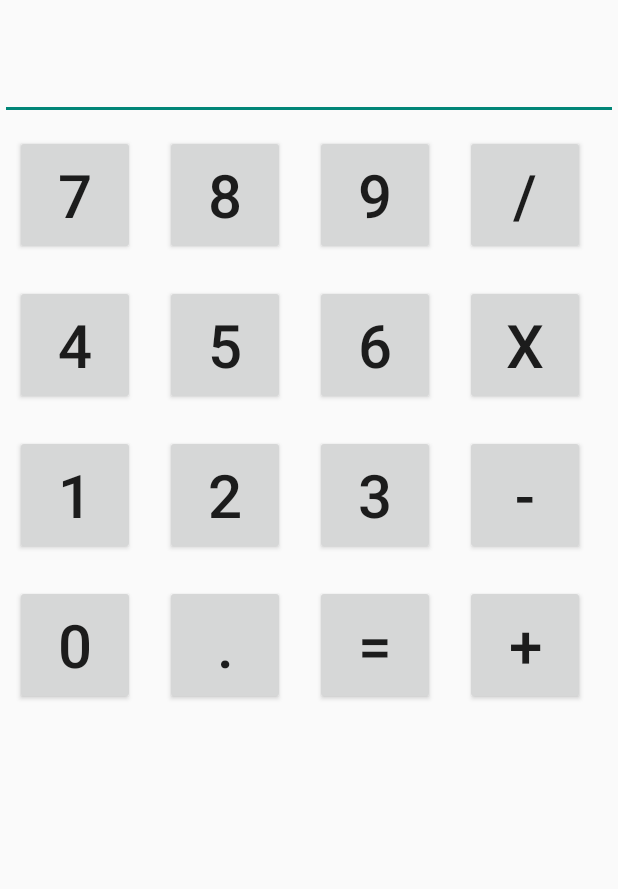
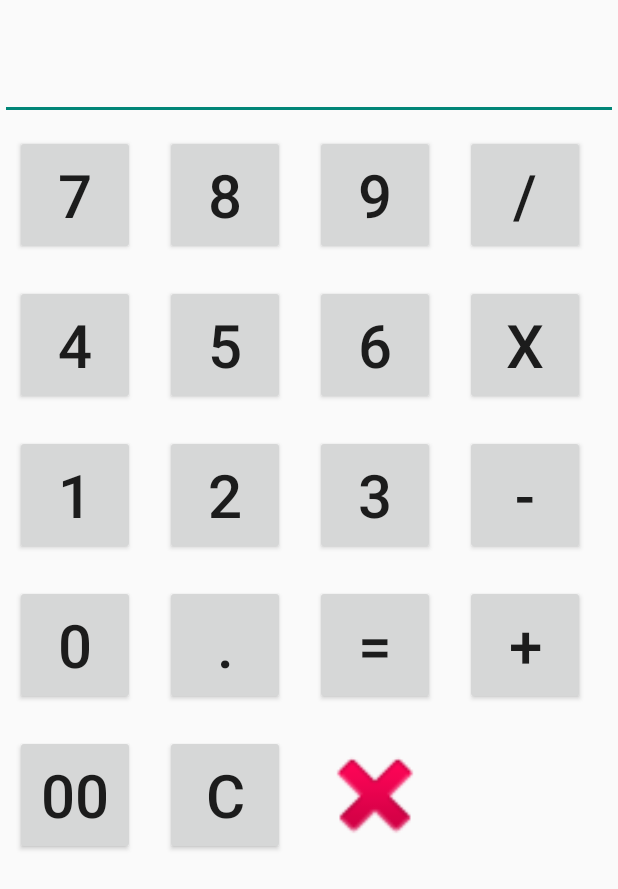
Before and after one commit to vijaylatpate/AMP, an Android app: the Practical_4_3 screen opened directly, with no data from a screen before it, on a phone screen of 412 x 824 dp. Shown: the top 889 px of the screen. Run offline under Robolectric (Android 15) with nearby library versions, the phone set to English and light mode, and no system bars.

Commit message:
Basic Layout Of Application

```diff
--- a/app/src/main/java/com/sbvc/amp2022/Practical_4_3.java
+++ b/app/src/main/java/com/sbvc/amp2022/Practical_4_3.java
@@ -3,6 +3,7 @@ package com.sbvc.amp2022;
 import androidx.appcompat.app.AppCompatActivity;
 
 import android.os.Bundle;
+import android.text.TextUtils;
 import android.view.View;
 import android.widget.Button;
 import android.widget.EditText;
@@ -13,7 +14,7 @@ import net.objecthunter.exp4j.ExpressionBuilder;
 
 public class Practical_4_3 extends AppCompatActivity implements View.OnClickListener {
 
-    Button btn1, btn2, btn3, btn4, btn5, btn6, btn7, btn8, btn9, btn0, btnDec, btnAdd, btnSubtract, btnMultiply, btnDivide, btnEqualTo;
+    Button btn20, btnCancel, btnBackSpace, btn1, btn2, btn3, btn4, btn5, btn6, btn7, btn8, btn9, btn0, btnDec, btnAdd, btnSubtract, btnMultiply, btnDivide, btnEqualTo;
     EditText txtInput;
     String txtIP = "";
     int counter = 0;
@@ -40,6 +41,14 @@ public class Practical_4_3 extends AppCompatActivity implements View.OnClickList
         btnDivide = findViewById(R.id.btnDivide);
         btnMultiply = findViewById(R.id.btnMultiplication);
         btnEqualTo = findViewById(R.id.btnEqual);
+
+        btn20 = findViewById(R.id.btnDoubleZero);
+        btnCancel = findViewById(R.id.btnCancel);
+        btnBackSpace = findViewById(R.id.btnBackSpace);
+
+        btn20.setOnClickListener(this);
+        btnCancel.setOnClickListener(this);
+        btnBackSpace.setOnClickListener(this);
 
         btn0.setOnClickListener(this);
         btn1.setOnClickListener(this);
@@ -122,7 +131,22 @@ public class Practical_4_3 extends AppCompatActivity implements View.OnClickList
                 counter = 0;
                 txtInput.setText(txtInput.getText() + "/");
                 break;
+            case R.id.btnDoubleZero:
+                counter = 0;
+                txtInput.setText(txtInput.getText() + "00");
+                break;
 
+            case R.id.btnCancel:
+                counter = 0;
+                txtInput.setText("");
+                break;
+
+            case R.id.btnBackSpace:
+                if (!TextUtils.isEmpty(txtInput.getText())) {
+                    counter = 0;
+                    txtInput.setText(txtInput.getText().toString().substring(0, txtInput.getText().toString().length() - 1));
+                }
+                break;
         }
     }
 }
--- a/app/src/main/res/layout/activity_practical43.xml
+++ b/app/src/main/res/layout/activity_practical43.xml
@@ -18,6 +18,7 @@
             android:clickable="false"
             android:cursorVisible="true"
             android:editable="false"
+            android:longClickable="false"
             android:textSize="40dp" />
 
         <LinearLayout
@@ -158,6 +159,30 @@
                 android:layout_margin="10dp"
                 android:text="+"
                 android:textSize="40dp" />
+
+            <Button
+                android:id="@+id/btnDoubleZero"
+                android:layout_width="80dp"
+                android:layout_height="80dp"
+                android:layout_margin="10dp"
+                android:text="00"
+                android:textSize="40dp" />
+
+            <Button
+                android:id="@+id/btnCancel"
+                android:layout_width="80dp"
+                android:layout_height="80dp"
+                android:layout_margin="10dp"
+                android:text="C"
+                android:textSize="40dp" />
+
+            <Button
+                android:id="@+id/btnBackSpace"
+                android:layout_width="80dp"
+                android:layout_height="80dp"
+                android:layout_margin="10dp"
+                android:background="@android:drawable/ic_delete"
+                android:textSize="40dp" />
         </GridLayout>
 
 
```
